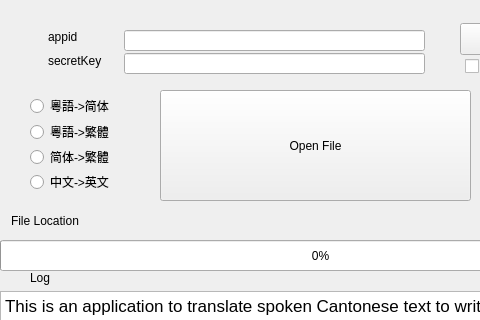
Above: mainwindow.ui from everyonepython/Cantonese_CC before the change; both pictures show x 0 to 480 and y 0 to 320 of the 640 by 427 pixel window. Below: the same form after it.
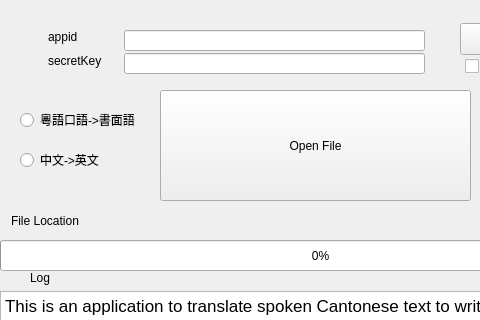
That is the form after the change.

Commit message:
Add radio buttons function to choose languages
* 刪除簡繁轉換按鈕，以後添加直接生成簡繁兩種文本。
* 修復生成翻譯文件的 Bug。

```diff
--- a/mainwindow.ui
+++ b/mainwindow.ui
@@ -155,34 +155,24 @@
    <widget class="QRadioButton" name="yue2chs_radioButton">
     <property name="geometry">
      <rect>
-      <x>30</x>
-      <y>96</y>
-      <width>101</width>
+      <x>20</x>
+      <y>110</y>
+      <width>131</width>
       <height>20</height>
      </rect>
     </property>
-    <property name="text">
-     <string>粵語-&gt;简体</string>
+    <property name="accessibleName">
+     <string>yue-zh</string>
     </property>
-   </widget>
-   <widget class="QRadioButton" name="yue2cht_radioButton">
-    <property name="geometry">
-     <rect>
-      <x>30</x>
-      <y>122</y>
-      <width>121</width>
-      <height>20</height>
-     </rect>
-    </property>
     <property name="text">
-     <string>粵語-&gt;繁體</string>
+     <string>粵語口語-&gt;書面語</string>
     </property>
    </widget>
    <widget class="QRadioButton" name="zh2en_radioButton">
     <property name="geometry">
      <rect>
-      <x>30</x>
-      <y>172</y>
+      <x>20</x>
+      <y>150</y>
       <width>121</width>
       <height>20</height>
      </rect>
@@ -191,19 +181,6 @@
      <string>中文-&gt;英文</string>
     </property>
    </widget>
-   <widget class="QRadioButton" name="chs2cht_radioButton">
-    <property name="geometry">
-     <rect>
-      <x>30</x>
-      <y>147</y>
-      <width>121</width>
-      <height>20</height>
-     </rect>
-    </property>
-    <property name="text">
-     <string>简体-&gt;繁體</string>
-    </property>
-   </widget>
    <widget class="QPushButton" name="start_pushButton">
     <property name="geometry">
      <rect>
```
Left out of the diff: 5 changed lines with no effect on the pictures. The commit also changes 3 other files.
